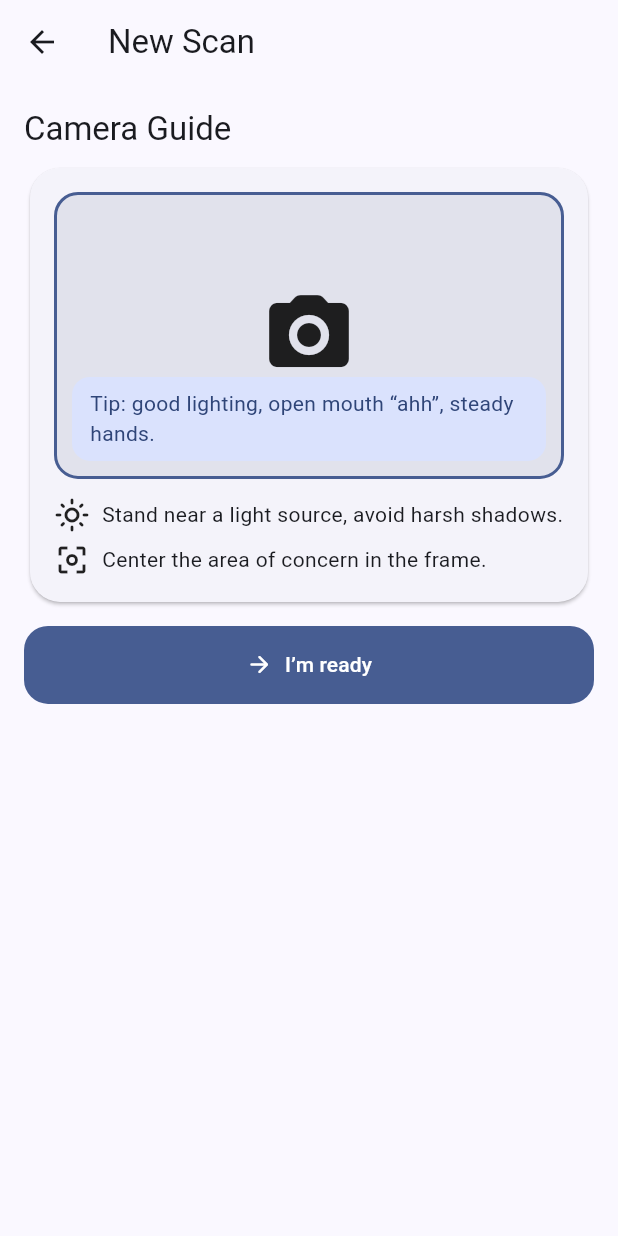
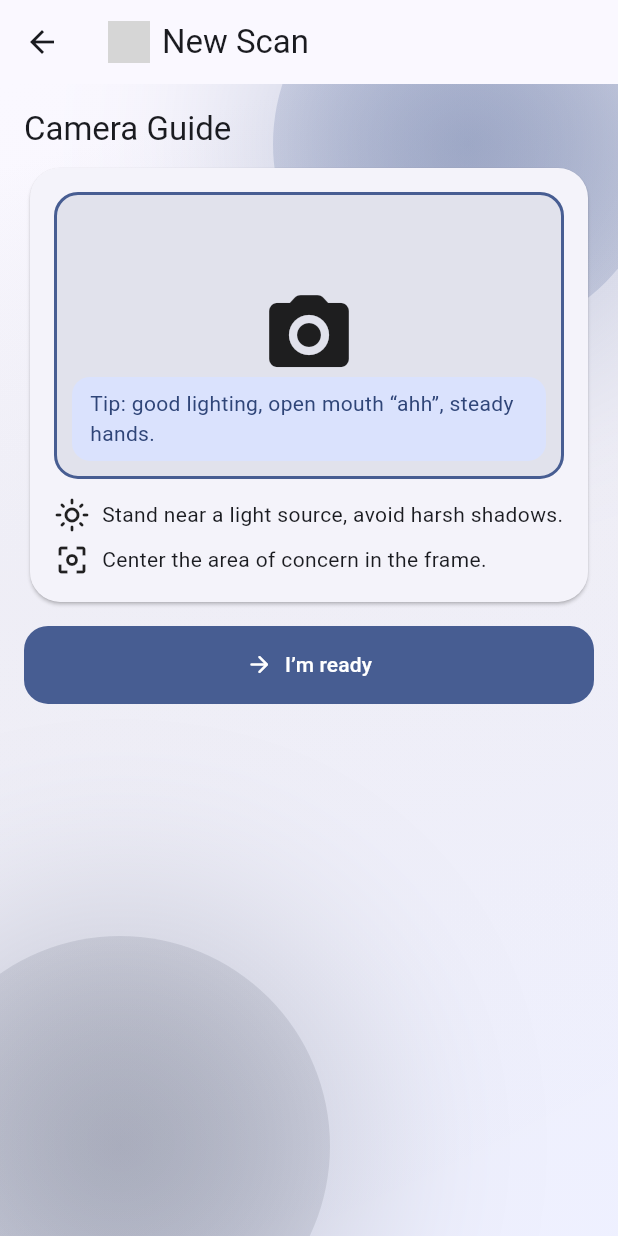
Before and after one commit to dmd40/CAC26, a Flutter app: the HomeScreen screen opened by its route, after a tap on "New Scan", on a phone screen of 412 x 824 dp. Run offline on Flutter 3.47's test engine with Material 3 defaults, Android fonts, the phone set to English and light mode, and no system bars; grey boxes are pictures that could not be loaded.

Commit message:
Fix layout syntax errors in main.dart

```diff
--- a/lib/main.dart
+++ b/lib/main.dart
@@ -99,18 +99,31 @@ class _SplashGateState extends State<SplashGate> {
   Widget build(BuildContext context) {
     final cs = Theme.of(context).colorScheme;
     return Scaffold(
-      backgroundColor: cs.primaryContainer,
-      body: Center(
+      body: BrandedBackground(
+        child: SafeArea(
+          child: Center(
             child: Column(
               mainAxisSize: MainAxisSize.min,
               children: [
-            _LogoMark(size: 96, color: cs.primary),
+                Image.asset(
+                  'images/ORALAURA.png',
+                  width: 140,
+                  fit: BoxFit.contain,
+                ),
                 const SizedBox(height: 16),
-            Text('OralAura', style: Theme.of(context).textTheme.headlineLarge?.copyWith(color: cs.onPrimaryContainer)),
+                Text('OralAura', style: Theme.of(context).textTheme.headlineLarge),
                 const SizedBox(height: 8),
-            Text('Your AI-Powered Guide to Proactive Oral Health',
-                textAlign: TextAlign.center, style: TextStyle(color: cs.onPrimaryContainer.withOpacity(0.8))),
+                Text(
+                  'Your AI-Powered Guide to Proactive Oral Health',
+                  textAlign: TextAlign.center,
+                  style: Theme.of(context)
+                      .textTheme
+                      .bodyLarge
+                      ?.copyWith(color: cs.onSurface.withOpacity(0.72)),
+                ),
               ],
+            ),
+          ),
         ),
       ),
     );
@@ -154,7 +167,7 @@ class _OnboardingScreenState extends State<OnboardingScreen> {
 
     return Scaffold(
       appBar: AppBar(
-        title: const Text('Get Started'),
+        title: const _LogoTitle(title: 'Get Started'),
         actions: [
           TextButton(
             onPressed: () => Navigator.pushReplacementNamed(context, LoginScreen.route),
@@ -162,7 +175,8 @@ class _OnboardingScreenState extends State<OnboardingScreen> {
           ),
         ],
       ),
-      body: Column(
+      body: BrandedBackground(
+        child: Column(
           children: [
             Expanded(
               child: PageView(
@@ -197,7 +211,10 @@ class _OnboardingScreenState extends State<OnboardingScreen> {
                     child: OutlinedButton(
                       onPressed: index == 0
                           ? null
-                        : () => controller.previousPage(duration: const Duration(milliseconds: 250), curve: Curves.easeOut),
+                          : () => controller.previousPage(
+                                duration: const Duration(milliseconds: 250),
+                                curve: Curves.easeOut,
+                              ),
                       child: const Text('Back'),
                     ),
                   ),
@@ -209,7 +226,9 @@ class _OnboardingScreenState extends State<OnboardingScreen> {
                           Navigator.pushReplacementNamed(context, LoginScreen.route);
                         } else {
                           controller.nextPage(
-                            duration: const Duration(milliseconds: 250), curve: Curves.easeOut);
+                            duration: const Duration(milliseconds: 250),
+                            curve: Curves.easeOut,
+                          );
                         }
                       },
                       child: Text(index == pages.length - 1 ? 'Continue' : 'Next'),
@@ -217,8 +236,9 @@ class _OnboardingScreenState extends State<OnboardingScreen> {
                   ),
                 ],
               ),
-          )
+            ),
           ],
+        ),
       ),
     );
   }
@@ -298,9 +318,11 @@ class _LoginScreenState extends State<LoginScreen> {
   Widget build(BuildContext context) {
     final cs = Theme.of(context).colorScheme;
     return Scaffold(
-      appBar: AppBar(title: const Text('Sign in')),
-      body: ListView(
+      appBar: AppBar(title: const _LogoTitle(title: 'Sign in')),
+      body: BrandedBackground(
         padding: const EdgeInsets.all(20),
+        child: ListView(
+          padding: EdgeInsets.zero,
           children: [
             Center(child: _LogoMark(size: 72, color: cs.primary)),
             const SizedBox(height: 8),
@@ -345,6 +367,7 @@ class _LoginScreenState extends State<LoginScreen> {
             ),
           ],
         ),
+      ),
     );
   }
 }
@@ -362,7 +385,7 @@ class HomeScreen extends StatelessWidget {
 
     return Scaffold(
       appBar: AppBar(
-        title: const Text('OralAura'),
+        title: const _LogoTitle(title: 'OralAura'),
         actions: [
           IconButton(
             onPressed: () => Navigator.pushNamed(context, SettingsScreen.route),
@@ -376,8 +399,10 @@ class HomeScreen extends StatelessWidget {
         label: const Text('New Scan'),
         icon: const Icon(Icons.add_a_photo_rounded),
       ),
-      body: ListView(
+      body: BrandedBackground(
         padding: const EdgeInsets.all(16),
+        child: ListView(
+          padding: EdgeInsets.zero,
           children: [
             _HeaderCard(
               title: 'Welcome back',
@@ -414,9 +439,12 @@ class HomeScreen extends StatelessWidget {
                 body: 'Tap “New Scan” to begin.',
               )
             else
-            ...db.scans.map((s) => _ScanListTile(record: s, color: _severityColor(context, s.severity))),
+              ...db.scans.map(
+                (s) => _ScanListTile(record: s, color: _severityColor(context, s.severity)),
+              ),
             const SizedBox(height: 96), // breathing room for FAB
           ],
+        ),
       ),
     );
   }
@@ -532,18 +560,22 @@ class _ScanFlowScreenState extends State<ScanFlowScreen> {
                 ),
                 const SizedBox(height: 12),
                 Row(
-                  children: const [
-                    Icon(Icons.light_mode_outlined),
-                    SizedBox(width: 8),
-                    Expanded(child: Text('Stand near a light source, avoid harsh shadows.')),
+                  children: [
+                    const Icon(Icons.light_mode_outlined),
+                    const SizedBox(width: 8),
+                    const Expanded(
+                      child: Text('Stand near a light source, avoid harsh shadows.'),
+                    ),
                   ],
                 ),
                 const SizedBox(height: 6),
                 Row(
-                  children: const [
-                    Icon(Icons.center_focus_weak_outlined),
-                    SizedBox(width: 8),
-                    Expanded(child: Text('Center the area of concern in the frame.')),
+                  children: [
+                    const Icon(Icons.center_focus_weak_outlined),
+                    const SizedBox(width: 8),
+                    const Expanded(
+                      child: Text('Center the area of concern in the frame.'),
+                    ),
                   ],
                 ),
               ],
@@ -660,8 +692,8 @@ class _ScanFlowScreenState extends State<ScanFlowScreen> {
     ];
 
     return Scaffold(
-      appBar: AppBar(title: const Text('New Scan')),
-      body: Padding(
+      appBar: AppBar(title: const _LogoTitle(title: 'New Scan')),
+      body: BrandedBackground(
         padding: const EdgeInsets.all(16),
         child: AnimatedSwitcher(
           duration: const Duration(milliseconds: 250),
@@ -688,8 +720,9 @@ class ResultsScreen extends StatelessWidget {
     final cs = Theme.of(context).colorScheme;
 
     return Scaffold(
-      appBar: AppBar(title: const Text('Results')),
-      body: ListView(
+      appBar: AppBar(title: const _LogoTitle(title: 'Results')),
+      body: BrandedBackground(
+        child: ListView(
           padding: const EdgeInsets.all(16),
           children: [
             Card(
@@ -801,6 +834,7 @@ class ResultsScreen extends StatelessWidget {
             const SizedBox(height: 96),
           ],
         ),
+      ),
     );
   }
 
@@ -861,13 +895,16 @@ class _RemindersScreenState extends State<RemindersScreen> {
   @override
   Widget build(BuildContext context) {
     return Scaffold(
-      appBar: AppBar(title: const Text('Reminders')),
+      appBar: AppBar(title: const _LogoTitle(title: 'Reminders')),
       floatingActionButton: FloatingActionButton(onPressed: _addReminder, child: const Icon(Icons.add)),
-      body: reminders.isEmpty
-          ? const _EmptyState(
+      body: BrandedBackground(
+        child: reminders.isEmpty
+            ? const Center(
+                child: _EmptyState(
                   icon: Icons.alarm_on_outlined,
                   title: 'No reminders yet',
                   body: 'Add one to follow up on an area of concern.',
+                ),
               )
             : ListView.separated(
                 padding: const EdgeInsets.all(16),
@@ -880,6 +917,7 @@ class _RemindersScreenState extends State<RemindersScreen> {
                     trailing: IconButton(
                       icon: const Icon(Icons.delete_outline),
                       onPressed: () => setState(() => reminders.removeAt(i)),
+                    ),
                   ),
                 ),
               ),
@@ -898,8 +936,9 @@ class SettingsScreen extends StatelessWidget {
   Widget build(BuildContext context) {
     final cs = Theme.of(context).colorScheme;
     return Scaffold(
-      appBar: AppBar(title: const Text('Settings & About')),
-      body: ListView(
+      appBar: AppBar(title: const _LogoTitle(title: 'Settings & About')),
+      body: BrandedBackground(
+        child: ListView(
           padding: const EdgeInsets.all(16),
           children: [
             Card(
@@ -935,6 +974,7 @@ class SettingsScreen extends StatelessWidget {
             ),
           ],
         ),
+      ),
     );
   }
 }
@@ -951,8 +991,9 @@ class DentistFinderScreen extends StatelessWidget {
       (i) => ('Smile Clinic #$i', '1.${i} mi • Open until 6pm'),
     );
     return Scaffold(
-      appBar: AppBar(title: const Text('Find a Dentist')),
-      body: ListView.separated(
+      appBar: AppBar(title: const _LogoTitle(title: 'Find a Dentist')),
+      body: BrandedBackground(
+        child: ListView.separated(
           padding: const EdgeInsets.all(16),
           itemCount: items.length,
           separatorBuilder: (_, __) => const SizedBox(height: 10),
@@ -973,11 +1014,126 @@ class DentistFinderScreen extends StatelessWidget {
             );
           },
         ),
+      ),
     );
   }
 }
 
 /* -------------------------------------- Widgets -------------------------------------- */
+
+class BrandedBackground extends StatelessWidget {
+  final Widget child;
+  final EdgeInsetsGeometry? padding;
+  const BrandedBackground({required this.child, this.padding, super.key});
+
+  @override
+  Widget build(BuildContext context) {
+    final cs = Theme.of(context).colorScheme;
+    final Widget content = padding != null ? Padding(padding: padding!, child: child) : child;
+
+    return Container(
+      decoration: BoxDecoration(
+        gradient: LinearGradient(
+          colors: [
+            cs.surface,
+            cs.surfaceVariant.withOpacity(0.4),
+            cs.primaryContainer.withOpacity(0.35),
+          ],
+          stops: const [0, 0.45, 1],
+          begin: Alignment.topCenter,
+          end: Alignment.bottomRight,
+        ),
+      ),
+      child: Stack(
+        children: [
+          Positioned(
+            top: -90,
+            right: -30,
+            child: _BackgroundOrb(
+              diameter: 260,
+              colors: [
+                cs.primary.withOpacity(0.35),
+                cs.primary.withOpacity(0.05),
+              ],
+            ),
+          ),
+          Positioned(
+            bottom: -80,
+            left: -60,
+            child: _BackgroundOrb(
+              diameter: 280,
+              colors: [
+                cs.secondary.withOpacity(0.28),
+                cs.secondary.withOpacity(0.05),
+              ],
+            ),
+          ),
+          Positioned(
+            top: 160,
+            left: 48,
+            child: Transform.rotate(
+              angle: -pi / 12,
+              child: Container(
+                width: 220,
+                height: 80,
+                decoration: BoxDecoration(
+                  borderRadius: BorderRadius.circular(50),
+                  gradient: LinearGradient(
+                    colors: [
+                      cs.onPrimary.withOpacity(0.12),
+                      cs.onPrimary.withOpacity(0.02),
+                    ],
+                  ),
+                ),
+              ),
+            ),
+          ),
+          Positioned.fill(
+            child: Container(
+              decoration: BoxDecoration(
+                gradient: LinearGradient(
+                  colors: [
+                    cs.surface.withOpacity(0.02),
+                    Colors.transparent,
+                  ],
+                  begin: Alignment.topLeft,
+                  end: Alignment.bottomRight,
+                ),
+              ),
+              child: content,
+            ),
+          ),
+        ],
+      ),
+    );
+  }
+}
+
+class _BackgroundOrb extends StatelessWidget {
+  final double diameter;
+  final List<Color> colors;
+  const _BackgroundOrb({required this.diameter, required this.colors});
+
+  @override
+  Widget build(BuildContext context) {
+    final base = colors.first;
+    return Container(
+      width: diameter,
+      height: diameter,
+      decoration: BoxDecoration(
+        shape: BoxShape.circle,
+        gradient: RadialGradient(colors: colors, radius: 0.9),
+        boxShadow: [
+          BoxShadow(
+            color: base.withOpacity(0.25),
+            blurRadius: diameter * 0.4,
+            spreadRadius: diameter * 0.08,
+          ),
+        ],
+      ),
+    );
+  }
+}
 
 class _HeaderCard extends StatelessWidget {
   final String title;
@@ -994,12 +1150,16 @@ class _HeaderCard extends StatelessWidget {
         child: Row(
           children: [
             Container(
-              padding: const EdgeInsets.all(10),
+              padding: const EdgeInsets.all(8),
               decoration: BoxDecoration(
                 color: cs.primaryContainer,
                 borderRadius: BorderRadius.circular(16),
               ),
-              child: const Icon(Icons.waving_hand_rounded),
+              child: Image.asset(
+                'images/ORALAURA.png',
+                height: 32,
+                fit: BoxFit.contain,
+              ),
             ),
             const SizedBox(width: 12),
             Expanded(
@@ -1135,6 +1295,29 @@ class _InfoCard extends StatelessWidget {
   }
 }
 
+class _LogoTitle extends StatelessWidget {
+  final String title;
+  final double logoHeight;
+  const _LogoTitle({required this.title, this.logoHeight = 28});
+
+  @override
+  Widget build(BuildContext context) {
+    final defaultStyle = DefaultTextStyle.of(context).style;
+    return Row(
+      mainAxisSize: MainAxisSize.min,
+      children: [
+        Image.asset(
+          'images/ORALAURA.png',
+          height: logoHeight,
+          fit: BoxFit.contain,
+        ),
+        const SizedBox(width: 8),
+        Text(title, style: defaultStyle),
+      ],
+    );
+  }
+}
+
 class _LogoMark extends StatelessWidget {
   final double size;
   final Color color;
@@ -1142,16 +1325,19 @@ class _LogoMark extends StatelessWidget {
 
   @override
   Widget build(BuildContext context) {
-    // Simple “smile + shield” motif
-    return Stack(
-      alignment: Alignment.center,
-      children: [
-        Icon(Icons.shield_outlined, size: size, color: color.withOpacity(0.25)),
-        Positioned(
-          bottom: size * 0.22,
-          child: Icon(Icons.emoji_emotions_outlined, size: size * 0.62, color: color),
+    final backgroundColor = color.withOpacity(0.12);
+    return Container(
+      width: size,
+      height: size,
+      decoration: BoxDecoration(
+        color: backgroundColor,
+        borderRadius: BorderRadius.circular(size * 0.28),
       ),
-      ],
+      padding: EdgeInsets.all(size * 0.16),
+      child: Image.asset(
+        'images/ORALAURA.png',
+        fit: BoxFit.contain,
+      ),
     );
   }
 }
```
Lines whose indentation alone changed are shown as unchanged.
